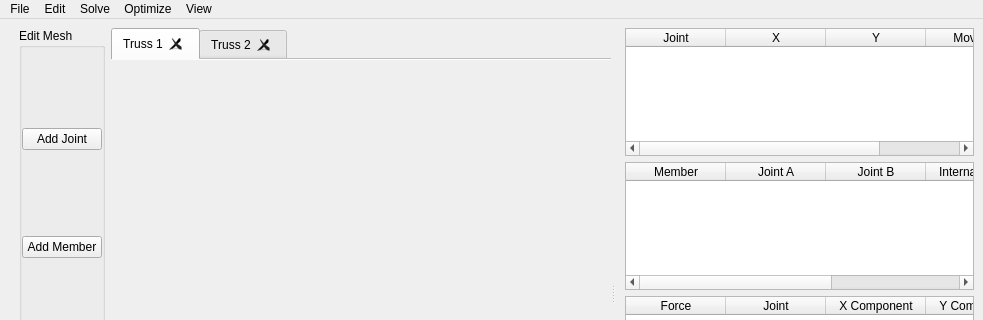
First picture: the form in mainwindow.ui, repository levirogalla/truss-gui, before the edit; both pictures show x 0 to 983 and y 0 to 320 of the 983 by 589 pixel window.
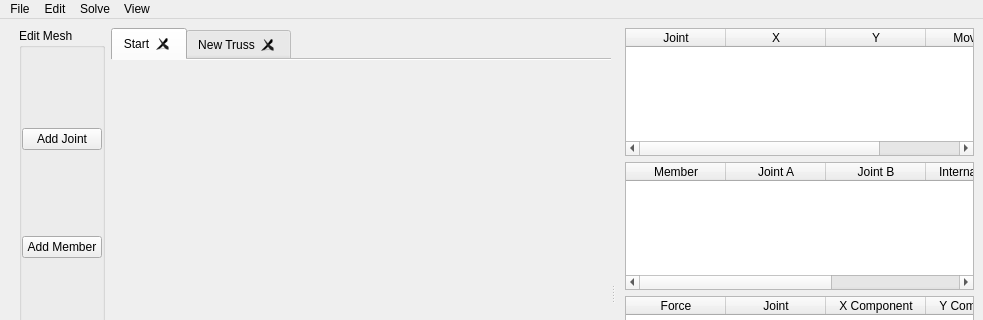
Second picture: the form after the edit. The open tabs and pages were chosen to show the change. Custom widgets are drawn as their Qt base class.

Commit message:
feat: added truss preferences menu
Added menu to select color and size of truss menu. Currently only color selector is implemented.

The edit to the form file:
```diff
--- a/mainwindow.ui
+++ b/mainwindow.ui
@@ -201,7 +201,7 @@
          </sizepolicy>
         </property>
         <attribute name="title">
-         <string>Truss 1</string>
+         <string>Start</string>
         </attribute>
        </widget>
        <widget class="TrussWidget" name="truss2">
@@ -212,7 +212,7 @@
          </sizepolicy>
         </property>
         <attribute name="title">
-         <string>Truss 2</string>
+         <string>New Truss</string>
         </attribute>
        </widget>
       </widget>
@@ -392,11 +392,6 @@
     <addaction name="separator"/>
     <addaction name="actionOpen_Optimizer"/>
    </widget>
-   <widget class="QMenu" name="menuOptimize">
-    <property name="title">
-     <string>Optimize</string>
-    </property>
-   </widget>
    <widget class="QMenu" name="menuView">
     <property name="title">
      <string>View</string>
@@ -406,7 +401,6 @@
    <addaction name="menuFile"/>
    <addaction name="menuEdit"/>
    <addaction name="menuSolve"/>
-   <addaction name="menuOptimize"/>
    <addaction name="menuView"/>
   </widget>
   <widget class="QStatusBar" name="statusbar"/>
```
Left out of the diff: 25 changed lines with no effect on the pictures. The commit also changes 15 other files.
